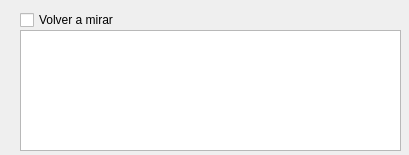
Qt form widgets/widgetnotas.ui (rogorido/qtpredicadores) before a commit.
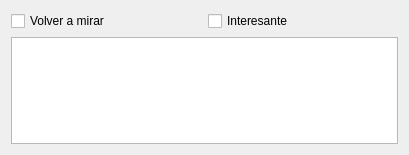
The same form after that commit.

Commit message: Añadido campo interesante a clase Nota

What changed in the file:
```diff
--- a/widgets/widgetnotas.ui
+++ b/widgets/widgetnotas.ui
@@ -13,29 +13,29 @@
   <property name="windowTitle">
    <string>Form</string>
   </property>
+  <layout class="QVBoxLayout" name="verticalLayout">
+   <item>
+    <layout class="QHBoxLayout" name="horizontalLayout">
+     <item>
   <widget class="QCheckBox" name="ckVolverMirar">
-   <property name="geometry">
-    <rect>
-     <x>20</x>
-     <y>10</y>
-     <width>121</width>
-     <height>20</height>
-    </rect>
-   </property>
    <property name="text">
     <string>Volver a mirar</string>
    </property>
   </widget>
-  <widget class="QTextEdit" name="txtNota">
-   <property name="geometry">
-    <rect>
-     <x>20</x>
-     <y>30</y>
-     <width>381</width>
-     <height>121</height>
-    </rect>
-   </property>
-  </widget>
+     </item>
+     <item>
+      <widget class="QCheckBox" name="ckInteresante">
+       <property name="text">
+        <string>Interesante</string>
+       </property>
+      </widget>
+     </item>
+    </layout>
+   </item>
+   <item>
+    <widget class="QTextEdit" name="txtNota"/>
+   </item>
+  </layout>
  </widget>
  <resources/>
  <connections/>
```
Lines whose indentation alone changed are shown as unchanged. The commit also changes 3 other files.
